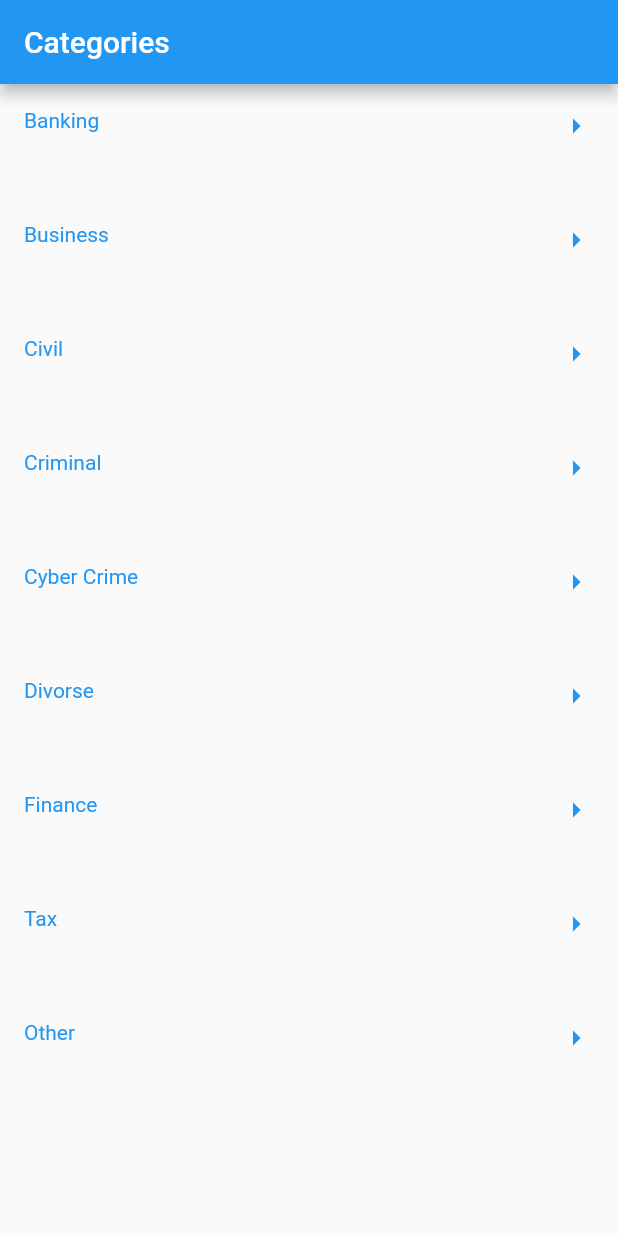
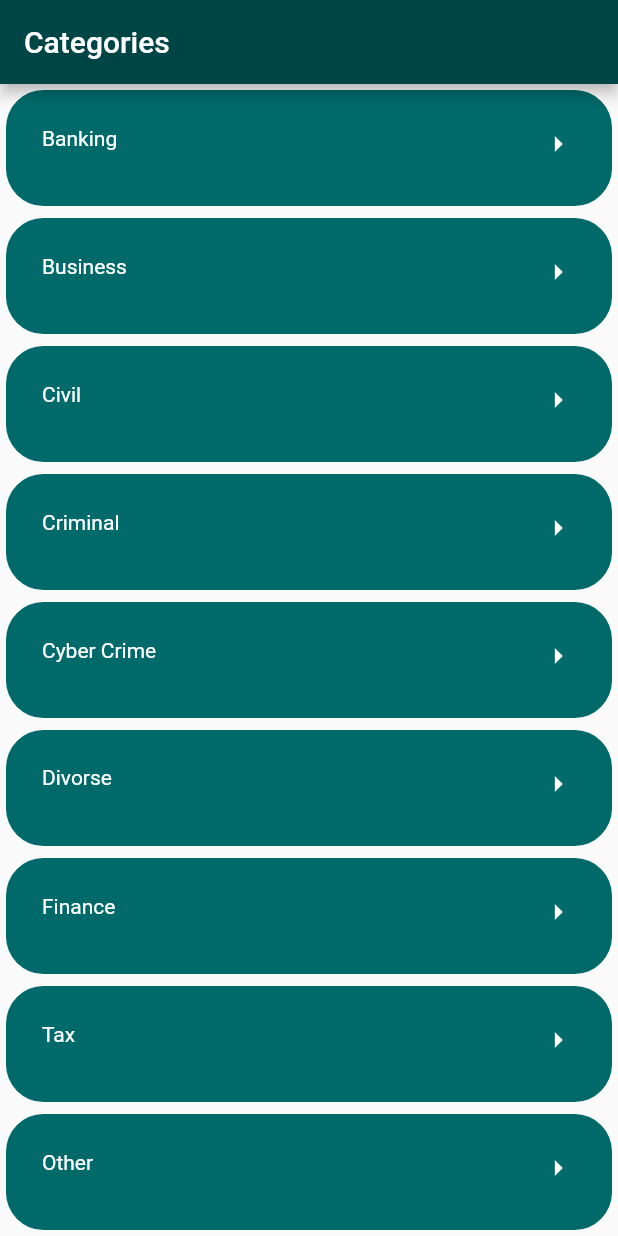
Before and after one commit to javedmemon1950/Legal-Consultancy, a Flutter app: the screen it shows after launch, on a phone screen of 412 x 824 dp. Run offline on Flutter 3.47's test engine with Material 2 defaults, Android fonts, the phone set to English and light mode, and no system bars.

Commit message:
did some changes in category screen

```diff
--- a/legal_consutancy/lib/main_screen.dart
+++ b/legal_consutancy/lib/main_screen.dart
@@ -9,36 +9,47 @@ class MainScreenOfApp extends StatefulWidget {
 class _MainScreenOfAppState extends State<MainScreenOfApp> {
   @override
   Widget build(BuildContext context) {
-
-    Widget catagoriesListItem(String str){
-      return ListTile(
-        leading: Text(str),
-        trailing: Icon(Icons.arrow_right),
-        dense: true,
-        enabled: true,
-        selected: true,
-        isThreeLine: true,
-
+    Widget catagoriesListItem(String str) {
+      return Container(
+        padding: EdgeInsets.all(8.0),
+        decoration: BoxDecoration(
+          //color: Color.fromRGBO(00, 69, 69, 1),
+          color: Color.fromRGBO(0,105,105,1),
+          borderRadius: BorderRadius.circular(25.0)
+        ),
+        margin: EdgeInsets.all(4.0),
+        child: ListTile(
+          leading: Text(
+            str,
+            style: TextStyle(color: Colors.white),
+          ),
+          trailing: Icon(
+            Icons.arrow_right,
+            color: Colors.white,
+          ),
+        ),
       );
     }
 
     return Container(
-      child: Scaffold(
-        appBar: AppBar(title: Text('Categories'),),
-        body: Column(
-          children: <Widget>[
-            catagoriesListItem('Banking'),
-            catagoriesListItem('Business'),
-            catagoriesListItem('Civil'),
-            catagoriesListItem('Criminal'),
-            catagoriesListItem('Cyber Crime'),
-            catagoriesListItem('Divorse'),
-            catagoriesListItem('Finance'),
-            catagoriesListItem('Tax'),
-            catagoriesListItem('Other')
-          ],
-        ),
-      )
-    );
+        child: Scaffold(
+      appBar: AppBar(
+        title: Text('Categories'),
+        backgroundColor: Color.fromRGBO(00, 69, 69, 1),
+      ),
+      body: Column(
+        children: <Widget>[
+          Expanded(child: catagoriesListItem('Banking')),
+          Expanded(child: catagoriesListItem('Business')),
+          Expanded(child: catagoriesListItem('Civil')),
+          Expanded(child: catagoriesListItem('Criminal')),
+          Expanded(child: catagoriesListItem('Cyber Crime')),
+          Expanded(child: catagoriesListItem('Divorse')),
+          Expanded(child: catagoriesListItem('Finance')),
+          Expanded(child: catagoriesListItem('Tax')),
+          Expanded(child: catagoriesListItem('Other'))
+        ],
+      ),
+    ));
   }
 }
```
